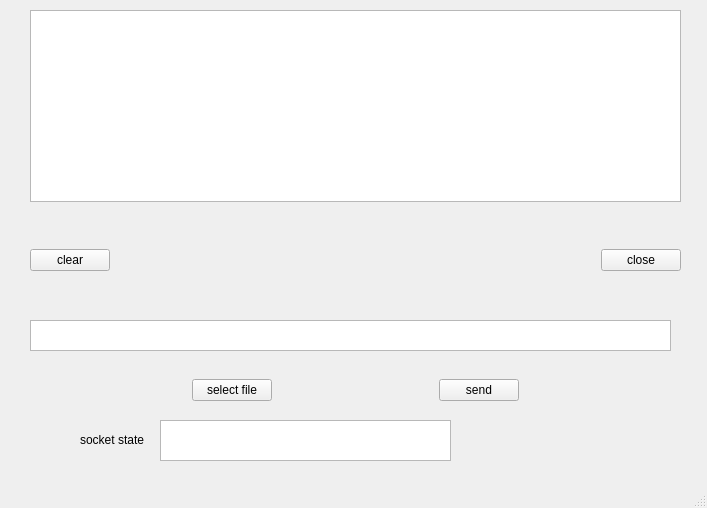
Old version of the form qt-file-transfer/server/server.ui in the repository shadow-wd/Qt-file-transfer.
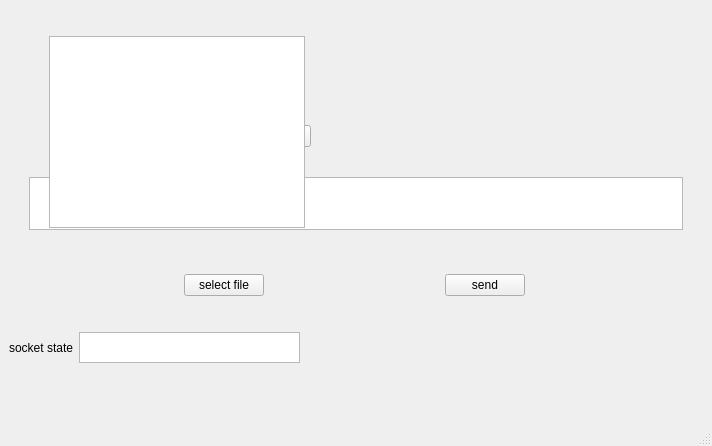
New version of the form.

Commit message: the window size is adaptive

Diff of the .ui file:
```diff
--- a/qt-file-transfer/server/server.ui
+++ b/qt-file-transfer/server/server.ui
@@ -6,8 +6,8 @@
    <rect>
     <x>0</x>
     <y>0</y>
-    <width>707</width>
-    <height>508</height>
+    <width>712</width>
+    <height>446</height>
    </rect>
   </property>
   <property name="acceptDrops">
@@ -17,56 +17,22 @@
    <string>Qtserver</string>
   </property>
   <widget class="QWidget" name="centralwidget">
-   <widget class="QTextBrowser" name="message">
-    <property name="geometry">
-     <rect>
-      <x>30</x>
-      <y>10</y>
-      <width>651</width>
-      <height>192</height>
-     </rect>
-    </property>
-   </widget>
-   <widget class="QTextBrowser" name="filepathdisplay">
-    <property name="geometry">
-     <rect>
-      <x>30</x>
-      <y>320</y>
-      <width>641</width>
-      <height>31</height>
-     </rect>
-    </property>
-   </widget>
    <widget class="QWidget" name="horizontalLayoutWidget">
     <property name="geometry">
      <rect>
-      <x>30</x>
-      <y>220</y>
-      <width>651</width>
-      <height>81</height>
+      <x>9</x>
+      <y>124</y>
+      <width>402</width>
+      <height>25</height>
      </rect>
     </property>
     <layout class="QHBoxLayout" name="horizontalLayout">
-     <item>
-      <widget class="QPushButton" name="clearmessage">
-       <property name="text">
-        <string>clear</string>
-       </property>
-      </widget>
-     </item>
-     <item>
-      <spacer name="horizontalSpacer">
-       <property name="orientation">
-        <enum>Qt::Horizontal</enum>
-       </property>
-       <property name="sizeHint" stdset="0">
-        <size>
-         <width>40</width>
-         <height>20</height>
-        </size>
-       </property>
-      </spacer>
-     </item>
+     <property name="leftMargin">
+      <number>100</number>
+     </property>
+     <property name="rightMargin">
+      <number>100</number>
+     </property>
      <item>
       <widget class="QPushButton" name="closeconnect">
        <property name="text">
@@ -74,15 +40,35 @@
        </property>
       </widget>
      </item>
+     <item>
+      <spacer name="horizontalSpacer">
+       <property name="orientation">
+        <enum>Qt::Horizontal</enum>
+       </property>
+       <property name="sizeHint" stdset="0">
+        <size>
+         <width>40</width>
+         <height>20</height>
+        </size>
+       </property>
+      </spacer>
+     </item>
+     <item>
+      <widget class="QPushButton" name="clearmessage">
+       <property name="text">
+        <string>clear</string>
+       </property>
+      </widget>
+     </item>
     </layout>
    </widget>
    <widget class="QWidget" name="horizontalLayoutWidget_2">
     <property name="geometry">
      <rect>
-      <x>30</x>
-      <y>370</y>
-      <width>651</width>
-      <height>41</height>
+      <x>9</x>
+      <y>273</y>
+      <width>691</width>
+      <height>25</height>
      </rect>
     </property>
     <layout class="QHBoxLayout" name="horizontalLayout_2">
@@ -141,28 +127,127 @@
      </item>
     </layout>
    </widget>
-   <widget class="QTextBrowser" name="socketstate">
+   <widget class="QWidget" name="horizontalLayoutWidget_4">
     <property name="geometry">
      <rect>
-      <x>160</x>
-      <y>420</y>
-      <width>291</width>
-      <height>41</height>
+      <x>9</x>
+      <y>177</y>
+      <width>694</width>
+      <height>53</height>
      </rect>
     </property>
+    <layout class="QHBoxLayout" name="horizontalLayout_4">
+     <item>
+      <spacer name="horizontalSpacer_5">
+       <property name="orientation">
+        <enum>Qt::Horizontal</enum>
+       </property>
+       <property name="sizeType">
+        <enum>QSizePolicy::Fixed</enum>
+       </property>
+       <property name="sizeHint" stdset="0">
+        <size>
+         <width>20</width>
+         <height>20</height>
+        </size>
+       </property>
+      </spacer>
+     </item>
+     <item>
+      <widget class="QTextBrowser" name="filepathdisplay"/>
+     </item>
+     <item>
+      <spacer name="horizontalSpacer_6">
+       <property name="orientation">
+        <enum>Qt::Horizontal</enum>
+       </property>
+       <property name="sizeType">
+        <enum>QSizePolicy::Fixed</enum>
+       </property>
+       <property name="sizeHint" stdset="0">
+        <size>
+         <width>20</width>
+         <height>20</height>
+        </size>
+       </property>
+      </spacer>
+     </item>
+    </layout>
    </widget>
-   <widget class="QLabel" name="label">
+   <widget class="QWidget" name="horizontalLayoutWidget_5">
     <property name="geometry">
      <rect>
-      <x>80</x>
-      <y>430</y>
-      <width>81</width>
-      <height>20</height>
+      <x>9</x>
+      <y>36</y>
+      <width>694</width>
+      <height>53</height>
      </rect>
     </property>
-    <property name="text">
-     <string>socket state</string>
+    <layout class="QHBoxLayout" name="horizontalLayout_5">
+     <property name="sizeConstraint">
+      <enum>QLayout::SetFixedSize</enum>
+     </property>
+     <item>
+      <spacer name="horizontalSpacer_7">
+       <property name="orientation">
+        <enum>Qt::Horizontal</enum>
+       </property>
+       <property name="sizeType">
+        <enum>QSizePolicy::Fixed</enum>
+       </property>
+       <property name="sizeHint" stdset="0">
+        <size>
+         <width>40</width>
+         <height>20</height>
+        </size>
+       </property>
+      </spacer>
+     </item>
+     <item>
+      <widget class="QTextBrowser" name="message"/>
+     </item>
+     <item>
+      <spacer name="horizontalSpacer_8">
+       <property name="orientation">
+        <enum>Qt::Horizontal</enum>
+       </property>
+       <property name="sizeType">
+        <enum>QSizePolicy::Fixed</enum>
+       </property>
+       <property name="sizeHint" stdset="0">
+        <size>
+         <width>40</width>
+         <height>20</height>
+        </size>
+       </property>
+      </spacer>
+     </item>
+    </layout>
+   </widget>
+   <widget class="QWidget" name="">
+    <property name="geometry">
+     <rect>
+      <x>9</x>
+      <y>332</y>
+      <width>691</width>
+      <height>31</height>
+     </rect>
     </property>
+    <layout class="QHBoxLayout" name="horizontalLayout_3">
+     <property name="rightMargin">
+      <number>400</number>
+     </property>
+     <item>
+      <widget class="QLabel" name="label">
+       <property name="text">
+        <string>socket state</string>
+       </property>
+      </widget>
+     </item>
+     <item>
+      <widget class="QTextBrowser" name="socketstate"/>
+     </item>
+    </layout>
    </widget>
   </widget>
   <widget class="QMenuBar" name="menubar">
```
Left out of the diff: 6 changed lines with no effect on the pictures. The commit also changes 3 other files.
